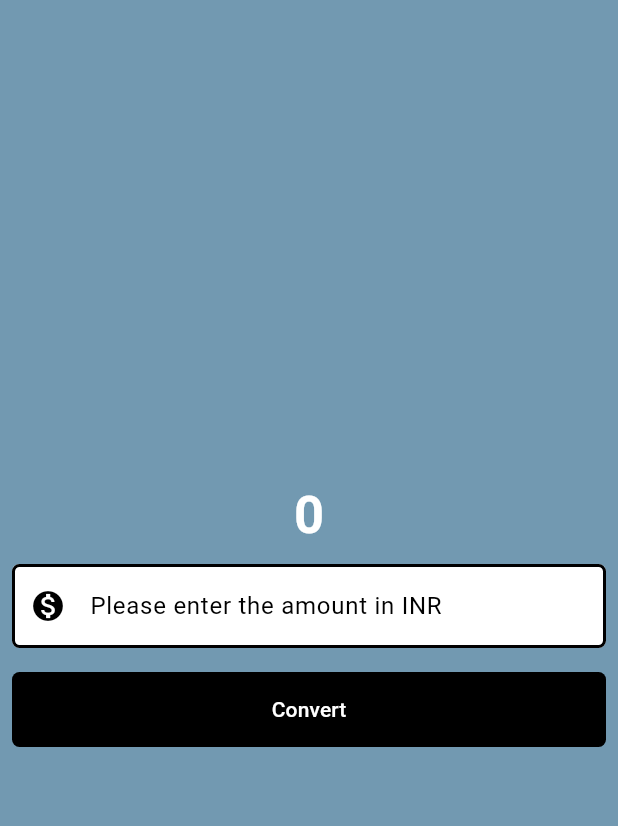
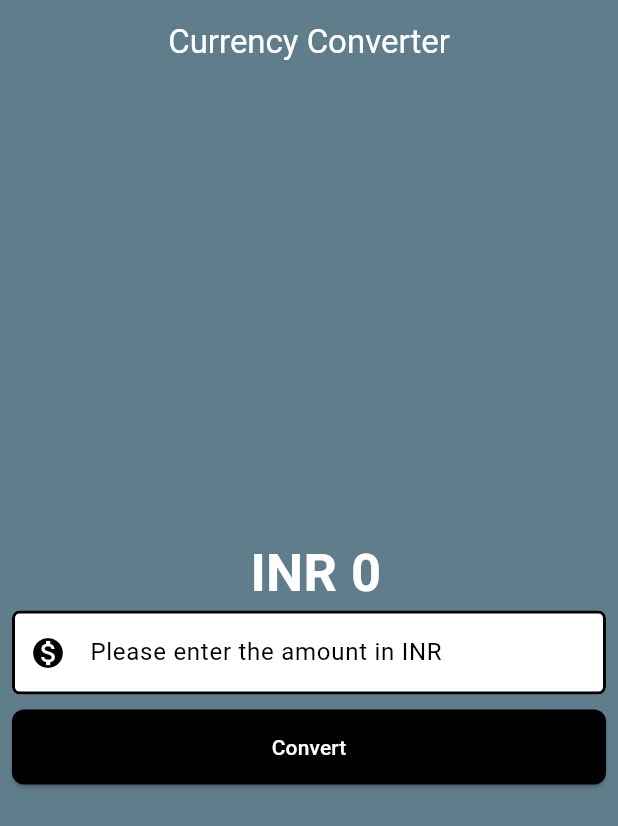
Before and after one commit to Joseph0880/currency_converter, a Flutter app: the screen it shows after launch, after a tap on "Convert", on a phone screen of 412 x 824 dp. Shown: the top 826 px of the screen. Run offline on Flutter 3.47's test engine with Material 3 defaults, Android fonts, the phone set to English and light mode, and no system bars.

Commit message:
final commit

```diff
--- a/lib/currency_converter_page.dart
+++ /dev/null
@@ -1,14 +0,0 @@
-import 'package:flutter/material.dart';
-
-class CurrencyConverterPage extends StatelessWidget {
-  const CurrencyConverterPage({super.key});
-
-  @override
-  Widget build(BuildContext context) {
-    return Scaffold(
-      body: Center(
-        child: Text('Hello World!!'),
-      )
-    );
-  }
-}
--- a/lib/main.dart
+++ b/lib/main.dart
@@ -11,7 +11,7 @@ class MyApp extends StatelessWidget {
   @override
   Widget build(BuildContext context) {
     return const MaterialApp(
-      home: CurrencyConverterPage(),
+      home: CurrencyConverterPage()
     );
   }
 }
--- a/lib/pages/currency_converter_page.dart
+++ b/lib/pages/currency_converter_page.dart
@@ -1,8 +1,20 @@
-import 'package:flutter/foundation.dart';
 import 'package:flutter/material.dart';
 
-class CurrencyConverterPage extends StatelessWidget {
+class CurrencyConverterPage extends StatefulWidget {
   const CurrencyConverterPage({super.key});
+
+  @override
+  State<CurrencyConverterPage> createState() => _CurrencyConverterPageState();
+}
+
+class _CurrencyConverterPageState extends State<CurrencyConverterPage> {
+  double result = 0;
+  final TextEditingController textEditingController = TextEditingController();
+
+  void convert() {
+    result = double.parse(textEditingController.text) * 81;
+    setState(() {});
+  }
 
   @override
   Widget build(BuildContext context) {
@@ -15,21 +27,29 @@ class CurrencyConverterPage extends StatelessWidget {
     );
 
     return Scaffold(
-      backgroundColor: const Color.fromRGBO(114, 153, 177, 1),
+      backgroundColor: Colors.blueGrey,
+      appBar: AppBar(
+        backgroundColor: Colors.blueGrey,
+        elevation: 0,
+        centerTitle: true,
+        title: const Text('Currency Converter',
+            style: TextStyle(color: Colors.white)),
+      ),
       body: Center(
+          child: Padding(
+        padding: const EdgeInsets.all(8.0),
         child: Column(
           mainAxisAlignment: MainAxisAlignment.center,
           children: [
-          const Text(
-            '0',
-            style: TextStyle(
+            Text(
+              ' INR ${ result !=0 ? result.toStringAsFixed(2) : result.toStringAsFixed(0)}',
+              style: const TextStyle(
                   fontSize: 35,
                   fontWeight: FontWeight.bold,
                   color: Color.fromARGB(255, 255, 255, 255)),
             ),
-          Padding(
-            padding: const EdgeInsets.all(8.0),
-            child: TextField(
+            TextField(
+                controller: textEditingController,
                 style: const TextStyle(
                   color: Colors.black,
                 ),
@@ -46,30 +66,23 @@ class CurrencyConverterPage extends StatelessWidget {
                     enabledBorder: border),
                 keyboardType: const TextInputType.numberWithOptions(
                   decimal: true,
-                )),
+                )
               ),
-          Padding(
-            padding: const EdgeInsets.all(8.0),
-            child: TextButton(
-              onPressed: () {
-                if (kDebugMode) {
-                  print("button clicked");
-                }
-              },
-              style: ButtonStyle(
-                backgroundColor: WidgetStateProperty.all(Colors.black),
-                foregroundColor: WidgetStateProperty.all(Colors.white),
-                minimumSize: WidgetStateProperty.all(const Size(double.infinity, 50)),
-                shape: WidgetStateProperty.all<RoundedRectangleBorder>(
-                  RoundedRectangleBorder(
-                    borderRadius: BorderRadius.circular(5.0),
-                  ),
+              const SizedBox(height:10),
+            ElevatedButton(
+              onPressed: convert,
+              style: TextButton.styleFrom(
+                backgroundColor: Colors.black,
+                foregroundColor: Colors.white,
+                minimumSize: const Size(double.infinity, 50),
+                shape: RoundedRectangleBorder(
+                  borderRadius: BorderRadius.circular(8),
                 ),
               ),
               child: const Text('Convert'),
-            ),
             )
           ],
+        ),
       )),
     );
   }
```
Lines whose indentation alone changed are shown as unchanged.
